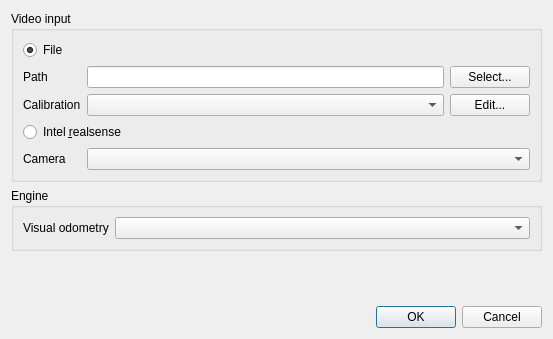
Qt form src/ui/ConfigDialog.ui (vmartinlac/enguerrand) before a commit.
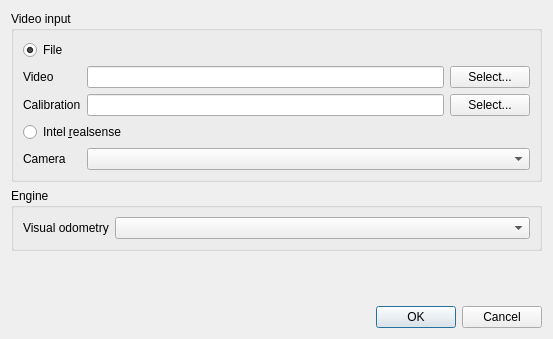
The same form after that commit.

```diff
--- a/src/ui/ConfigDialog.ui
+++ b/src/ui/ConfigDialog.ui
@@ -32,7 +32,7 @@
       <item row="2" column="2">
        <widget class="QPushButton" name="video_file_edit_calibrations">
         <property name="text">
-         <string>Edit...</string>
+         <string>Select...</string>
         </property>
        </widget>
       </item>
@@ -43,16 +43,6 @@
         </property>
        </widget>
       </item>
-      <item row="2" column="1">
-       <widget class="QComboBox" name="video_file_calibration">
-        <property name="sizePolicy">
-         <sizepolicy hsizetype="Expanding" vsizetype="Fixed">
-          <horstretch>0</horstretch>
-          <verstretch>0</verstretch>
-         </sizepolicy>
-        </property>
-       </widget>
-      </item>
       <item row="3" column="0" colspan="3">
        <widget class="QRadioButton" name="video_realsense">
         <property name="text">
@@ -90,7 +80,7 @@
       <item row="1" column="0">
        <widget class="QLabel" name="pathLabel">
         <property name="text">
-         <string>Path</string>
+         <string>Video</string>
         </property>
        </widget>
       </item>
@@ -104,6 +94,9 @@
         </property>
        </widget>
       </item>
+      <item row="2" column="1">
+       <widget class="QLineEdit" name="video_file_calibration"/>
+      </item>
      </layout>
     </widget>
    </item>
```
Left out of the diff: 4 changed lines with no effect on the pictures.
